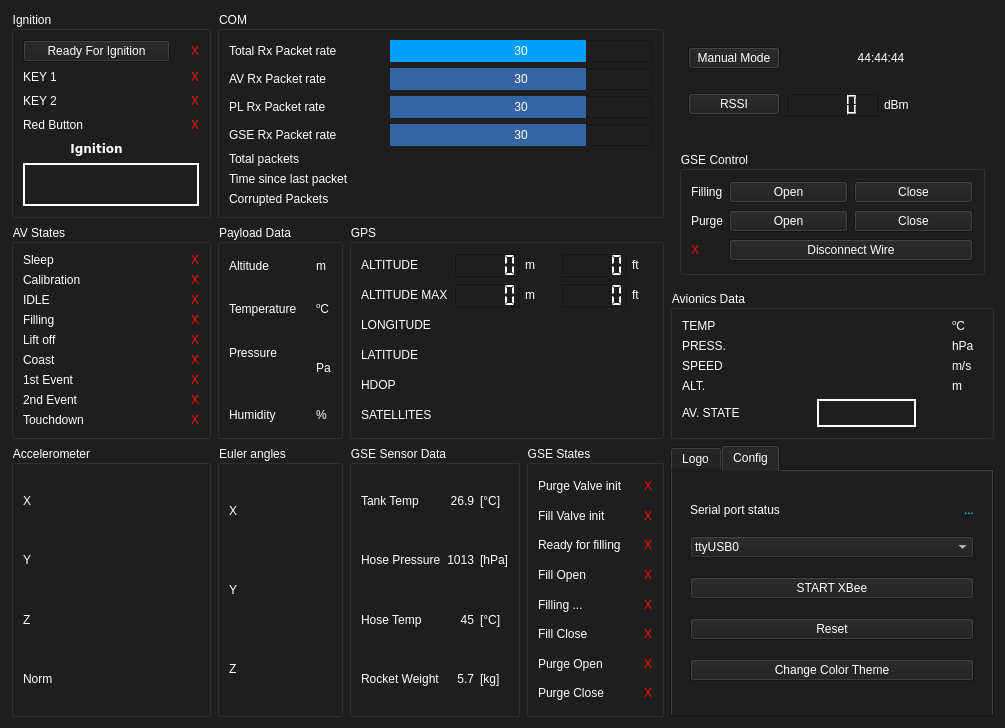
MorgesHAB/ERT2020GS, file UI/ui_file/WasserfallenGUI.ui: the form before one commit.
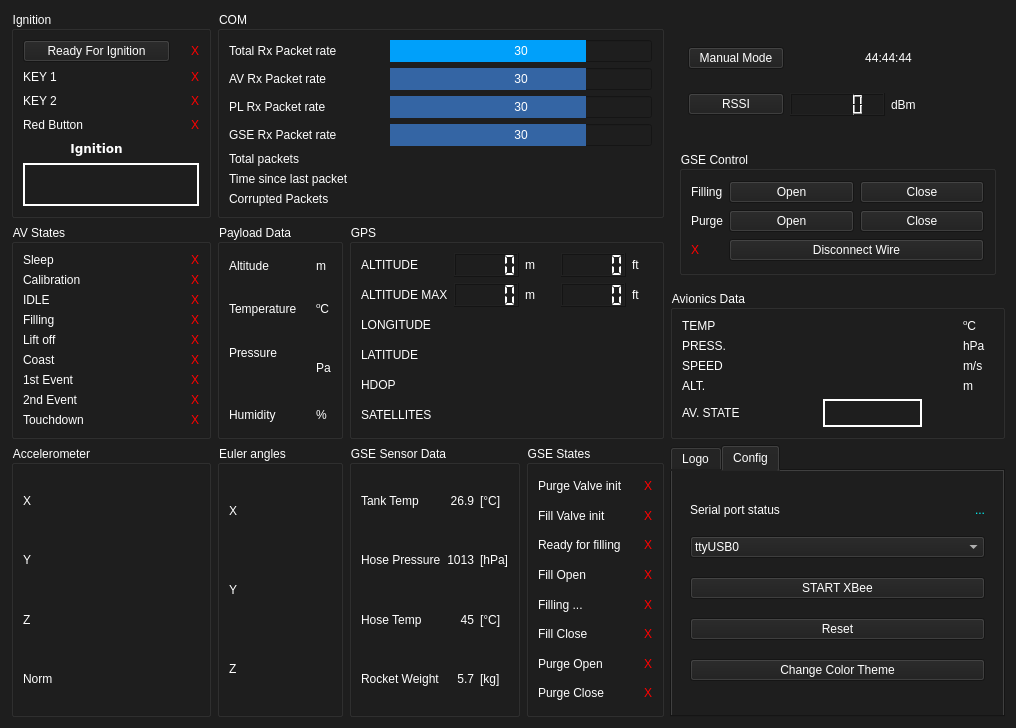
The form after the commit. Icons and pictures are not drawn.

The edit to the form file:
```diff
--- a/UI/ui_file/WasserfallenGUI.ui
+++ b/UI/ui_file/WasserfallenGUI.ui
@@ -6,7 +6,7 @@
    <rect>
     <x>0</x>
     <y>0</y>
-    <width>1005</width>
+    <width>1016</width>
     <height>728</height>
    </rect>
   </property>
```
Left out of the diff: 4 changed lines with no effect on the pictures.
